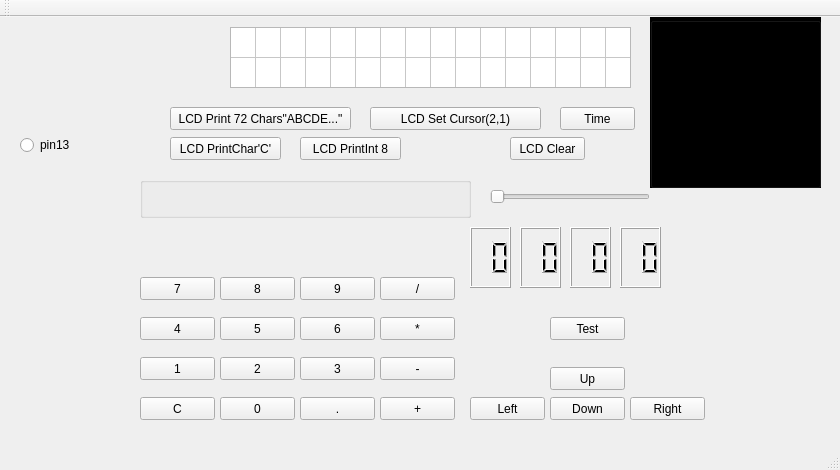
Above: mainwindow.ui from Aaron379664909/API-level-Arduino-Educational-Board-emulator before the change. Below: the same form after it.
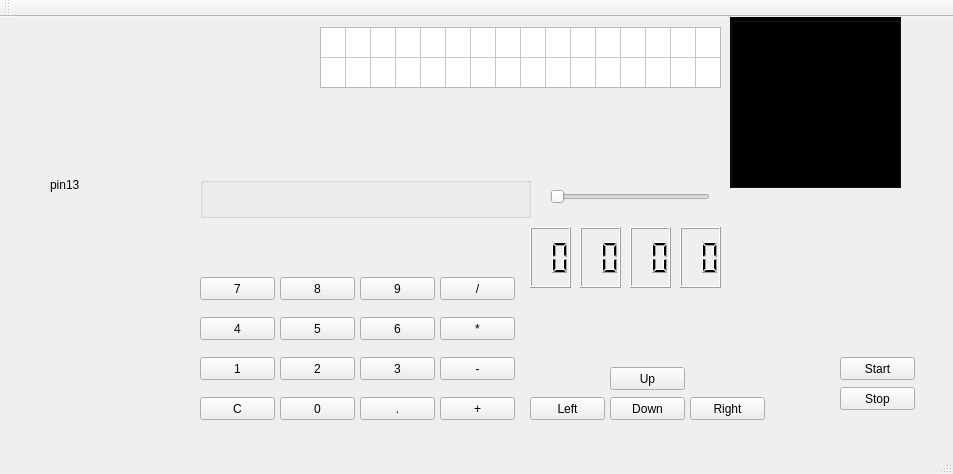
That is the form after the change. Icons and pictures are not drawn. Custom widgets are drawn as their Qt base class.

Diff of the .ui file:
```diff
--- a/mainwindow.ui
+++ b/mainwindow.ui
@@ -6,8 +6,8 @@
    <rect>
     <x>0</x>
     <y>0</y>
-    <width>840</width>
-    <height>470</height>
+    <width>953</width>
+    <height>474</height>
    </rect>
   </property>
   <property name="windowTitle">
@@ -17,7 +17,7 @@
    <widget class="QTableWidget" name="lcdTableWidget">
     <property name="geometry">
      <rect>
-      <x>230</x>
+      <x>320</x>
       <y>10</y>
       <width>401</width>
       <height>61</height>
@@ -260,104 +260,10 @@
      </property>
     </column>
    </widget>
-   <widget class="QPushButton" name="lcdPushButton">
-    <property name="geometry">
-     <rect>
-      <x>170</x>
-      <y>90</y>
-      <width>181</width>
-      <height>23</height>
-     </rect>
-    </property>
-    <property name="text">
-     <string>LCD Print 72 Chars&quot;ABCDE...&quot;</string>
-    </property>
-   </widget>
-   <widget class="QPushButton" name="pushButton_2">
-    <property name="geometry">
-     <rect>
-      <x>510</x>
-      <y>120</y>
-      <width>75</width>
-      <height>23</height>
-     </rect>
-    </property>
-    <property name="text">
-     <string>LCD Clear</string>
-    </property>
-   </widget>
-   <widget class="QPushButton" name="pushButton_3">
-    <property name="geometry">
-     <rect>
-      <x>370</x>
-      <y>90</y>
-      <width>171</width>
-      <height>23</height>
-     </rect>
-    </property>
-    <property name="text">
-     <string>LCD Set Cursor(2,1)</string>
-    </property>
-   </widget>
-   <widget class="QPushButton" name="pushButton_4">
-    <property name="geometry">
-     <rect>
-      <x>170</x>
-      <y>120</y>
-      <width>111</width>
-      <height>23</height>
-     </rect>
-    </property>
-    <property name="text">
-     <string>LCD PrintChar'C'</string>
-    </property>
-   </widget>
-   <widget class="QPushButton" name="pushButton_5">
-    <property name="geometry">
-     <rect>
-      <x>300</x>
-      <y>120</y>
-      <width>101</width>
-      <height>23</height>
-     </rect>
-    </property>
-    <property name="text">
-     <string>LCD PrintInt 8</string>
-    </property>
-   </widget>
-   <widget class="QPushButton" name="pushButton_6">
-    <property name="geometry">
-     <rect>
-      <x>560</x>
-      <y>90</y>
-      <width>75</width>
-      <height>23</height>
-     </rect>
-    </property>
-    <property name="text">
-     <string>Time</string>
-    </property>
-   </widget>
-   <widget class="QRadioButton" name="pin13">
-    <property name="geometry">
-     <rect>
-      <x>20</x>
-      <y>120</y>
-      <width>51</width>
-      <height>16</height>
-     </rect>
-    </property>
-    <property name="text">
-     <string>pin13</string>
-    </property>
-    <property name="autoExclusive">
-     <bool>false</bool>
-    </property>
-   </widget>
    <widget class="QPushButton" name="button_0">
     <property name="geometry">
      <rect>
-      <x>140</x>
+      <x>200</x>
       <y>260</y>
       <width>75</width>
       <height>23</height>
@@ -373,7 +279,7 @@
    <widget class="QPushButton" name="button_2">
     <property name="geometry">
      <rect>
-      <x>300</x>
+      <x>360</x>
       <y>260</y>
       <width>75</width>
       <height>23</height>
@@ -386,7 +292,7 @@
    <widget class="QPushButton" name="button_3">
     <property name="geometry">
      <rect>
-      <x>380</x>
+      <x>440</x>
       <y>260</y>
       <width>75</width>
       <height>23</height>
@@ -399,7 +305,7 @@
    <widget class="QPushButton" name="button_1">
     <property name="geometry">
      <rect>
-      <x>220</x>
+      <x>280</x>
       <y>260</y>
       <width>75</width>
       <height>23</height>
@@ -412,7 +318,7 @@
    <widget class="QPushButton" name="button_4">
     <property name="geometry">
      <rect>
-      <x>140</x>
+      <x>200</x>
       <y>300</y>
       <width>75</width>
       <height>23</height>
@@ -425,7 +331,7 @@
    <widget class="QPushButton" name="button_5">
     <property name="geometry">
      <rect>
-      <x>220</x>
+      <x>280</x>
       <y>300</y>
       <width>75</width>
       <height>23</height>
@@ -438,7 +344,7 @@
    <widget class="QPushButton" name="button_6">
     <property name="geometry">
      <rect>
-      <x>300</x>
+      <x>360</x>
       <y>300</y>
       <width>75</width>
       <height>23</height>
@@ -451,7 +357,7 @@
    <widget class="QPushButton" name="button_7">
     <property name="geometry">
      <rect>
-      <x>380</x>
+      <x>440</x>
       <y>300</y>
       <width>75</width>
       <height>23</height>
@@ -464,7 +370,7 @@
    <widget class="QPushButton" name="button_8">
     <property name="geometry">
      <rect>
-      <x>140</x>
+      <x>200</x>
       <y>340</y>
       <width>75</width>
       <height>23</height>
@@ -477,7 +383,7 @@
    <widget class="QPushButton" name="button_9">
     <property name="geometry">
      <rect>
-      <x>220</x>
+      <x>280</x>
       <y>340</y>
       <width>75</width>
       <height>23</height>
@@ -490,7 +396,7 @@
    <widget class="QPushButton" name="button_10">
     <property name="geometry">
      <rect>
-      <x>300</x>
+      <x>360</x>
       <y>340</y>
       <width>75</width>
       <height>23</height>
@@ -503,7 +409,7 @@
    <widget class="QPushButton" name="button_11">
     <property name="geometry">
      <rect>
-      <x>380</x>
+      <x>440</x>
       <y>340</y>
       <width>75</width>
       <height>23</height>
@@ -516,7 +422,7 @@
    <widget class="QPushButton" name="button_12">
     <property name="geometry">
      <rect>
-      <x>140</x>
+      <x>200</x>
       <y>380</y>
       <width>75</width>
       <height>23</height>
@@ -529,7 +435,7 @@
    <widget class="QPushButton" name="button_13">
     <property name="geometry">
      <rect>
-      <x>220</x>
+      <x>280</x>
       <y>380</y>
       <width>75</width>
       <height>23</height>
@@ -542,7 +448,7 @@
    <widget class="QPushButton" name="button_14">
     <property name="geometry">
      <rect>
-      <x>300</x>
+      <x>360</x>
       <y>380</y>
       <width>75</width>
       <height>23</height>
@@ -555,7 +461,7 @@
    <widget class="QPushButton" name="button_15">
     <property name="geometry">
      <rect>
-      <x>380</x>
+      <x>440</x>
       <y>380</y>
       <width>75</width>
       <height>23</height>
@@ -568,7 +474,7 @@
    <widget class="QPushButton" name="pin22">
     <property name="geometry">
      <rect>
-      <x>470</x>
+      <x>530</x>
       <y>380</y>
       <width>75</width>
       <height>23</height>
@@ -581,7 +487,7 @@
    <widget class="QPushButton" name="pin23">
     <property name="geometry">
      <rect>
-      <x>630</x>
+      <x>690</x>
       <y>380</y>
       <width>75</width>
       <height>23</height>
@@ -594,7 +500,7 @@
    <widget class="QPushButton" name="pin20">
     <property name="geometry">
      <rect>
-      <x>550</x>
+      <x>610</x>
       <y>350</y>
       <width>75</width>
       <height>23</height>
@@ -607,7 +513,7 @@
    <widget class="QPushButton" name="pin21">
     <property name="geometry">
      <rect>
-      <x>550</x>
+      <x>610</x>
       <y>380</y>
       <width>75</width>
       <height>23</height>
@@ -620,20 +526,20 @@
    <widget class="QPushButton" name="button_Test">
     <property name="geometry">
      <rect>
-      <x>550</x>
-      <y>300</y>
+      <x>840</x>
+      <y>340</y>
       <width>75</width>
       <height>23</height>
      </rect>
     </property>
     <property name="text">
-     <string>Test</string>
+     <string>Start</string>
     </property>
    </widget>
    <widget class="QSlider" name="pin30">
     <property name="geometry">
      <rect>
-      <x>490</x>
+      <x>550</x>
       <y>170</y>
       <width>160</width>
       <height>19</height>
@@ -649,7 +555,7 @@
    <widget class="QGroupBox" name="groupBox_2">
     <property name="geometry">
      <rect>
-      <x>650</x>
+      <x>730</x>
       <y>0</y>
       <width>171</width>
       <height>171</height>
@@ -1881,7 +1787,7 @@
    <widget class="QGroupBox" name="gbLed">
     <property name="geometry">
      <rect>
-      <x>140</x>
+      <x>200</x>
       <y>160</y>
       <width>331</width>
       <height>41</height>
@@ -2046,7 +1952,7 @@
    <widget class="LeftButton" name="JOY1">
     <property name="geometry">
      <rect>
-      <x>60</x>
+      <x>80</x>
       <y>242</y>
       <width>16</width>
       <height>16</height>
@@ -2065,7 +1971,7 @@
    <widget class="RightJoy" name="JOY2">
     <property name="geometry">
      <rect>
-      <x>732</x>
+      <x>840</x>
       <y>242</y>
       <width>16</width>
       <height>16</height>
@@ -2084,7 +1990,7 @@
    <widget class="QLabel" name="joyLabel1">
     <property name="geometry">
      <rect>
-      <x>0</x>
+      <x>20</x>
       <y>180</y>
       <width>140</width>
       <height>140</height>
@@ -2103,7 +2009,7 @@
    <widget class="QLabel" name="joyLabel2">
     <property name="geometry">
      <rect>
-      <x>670</x>
+      <x>778</x>
       <y>180</y>
       <width>140</width>
       <height>140</height>
@@ -2134,7 +2040,7 @@
    <widget class="QLCDNumber" name="lcdNumber_0">
     <property name="geometry">
      <rect>
-      <x>620</x>
+      <x>680</x>
       <y>210</y>
       <width>41</width>
       <height>61</height>
@@ -2147,7 +2053,7 @@
    <widget class="QLCDNumber" name="lcdNumber_1">
     <property name="geometry">
      <rect>
-      <x>570</x>
+      <x>630</x>
       <y>210</y>
       <width>41</width>
       <height>61</height>
@@ -2160,7 +2066,7 @@
    <widget class="QLCDNumber" name="lcdNumber_2">
     <property name="geometry">
      <rect>
-      <x>520</x>
+      <x>580</x>
       <y>210</y>
       <width>41</width>
       <height>61</height>
@@ -2173,7 +2079,7 @@
    <widget class="QLCDNumber" name="lcdNumber_3">
     <property name="geometry">
      <rect>
-      <x>470</x>
+      <x>530</x>
       <y>210</y>
       <width>41</width>
       <height>61</height>
@@ -2183,6 +2089,51 @@
      <number>2</number>
     </property>
    </widget>
+   <widget class="QLabel" name="pin13">
+    <property name="geometry">
+     <rect>
+      <x>30</x>
+      <y>160</y>
+      <width>14</width>
+      <height>14</height>
+     </rect>
+    </property>
+    <property name="text">
+     <string/>
+    </property>
+    <property name="pixmap">
+     <pixmap resource="img.qrc">:/img/ledoff.png</pixmap>
+    </property>
+    <property name="scaledContents">
+     <bool>true</bool>
+    </property>
+   </widget>
+   <widget class="QLabel" name="label">
+    <property name="geometry">
+     <rect>
+      <x>50</x>
+      <y>160</y>
+      <width>31</width>
+      <height>16</height>
+     </rect>
+    </property>
+    <property name="text">
+     <string>pin13</string>
+    </property>
+   </widget>
+   <widget class="QPushButton" name="button_Stop">
+    <property name="geometry">
+     <rect>
+      <x>840</x>
+      <y>370</y>
+      <width>75</width>
+      <height>23</height>
+     </rect>
+    </property>
+    <property name="text">
+     <string>Stop</string>
+    </property>
+   </widget>
    <zorder>joyLabel2</zorder>
    <zorder>joyLabel1</zorder>
    <zorder>lcdTableWidget</zorder>
```
Left out of the diff: 16 changed lines with no effect on the pictures.
